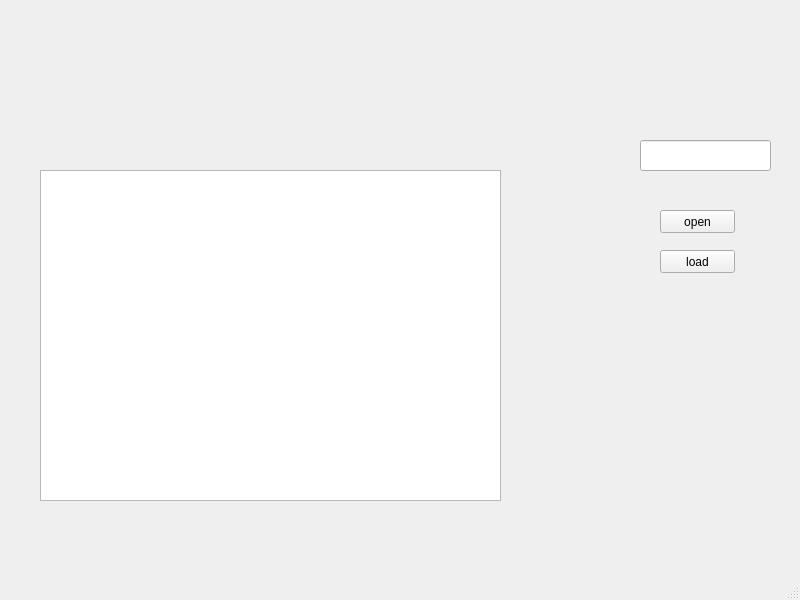
Old version of the form adminwindow.ui in the repository kzoacn/DS2017.
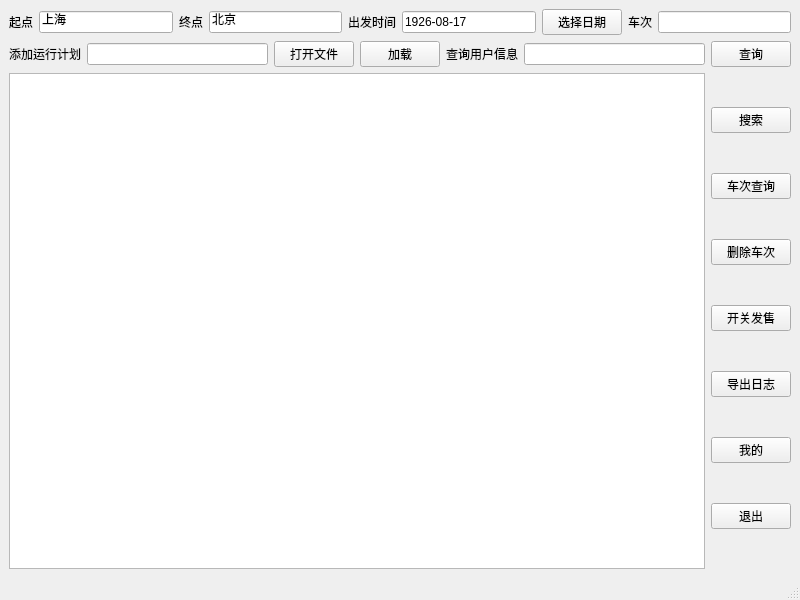
New version of the form.

What changed in the file:
```diff
--- a/adminwindow.ui
+++ b/adminwindow.ui
@@ -14,52 +14,195 @@
    <string>MainWindow</string>
   </property>
   <widget class="QWidget" name="centralwidget">
-   <widget class="QPushButton" name="openCSV">
-    <property name="geometry">
-     <rect>
-      <x>660</x>
-      <y>210</y>
-      <width>75</width>
-      <height>23</height>
-     </rect>
-    </property>
-    <property name="text">
-     <string>open</string>
-    </property>
-   </widget>
-   <widget class="QTextBrowser" name="textBrowser">
-    <property name="geometry">
-     <rect>
-      <x>40</x>
-      <y>170</y>
-      <width>461</width>
-      <height>331</height>
-     </rect>
-    </property>
-   </widget>
-   <widget class="QLineEdit" name="CSVPath">
-    <property name="geometry">
-     <rect>
-      <x>640</x>
-      <y>140</y>
-      <width>131</width>
-      <height>31</height>
-     </rect>
-    </property>
-   </widget>
-   <widget class="QPushButton" name="load">
-    <property name="geometry">
-     <rect>
-      <x>660</x>
-      <y>250</y>
-      <width>75</width>
-      <height>23</height>
-     </rect>
-    </property>
-    <property name="text">
-     <string>load</string>
-    </property>
-   </widget>
+   <layout class="QGridLayout" name="gridLayout_3">
+    <item row="0" column="0" colspan="2">
+     <layout class="QHBoxLayout" name="horizontalLayout_4">
+      <item>
+       <widget class="QLabel" name="label_7">
+        <property name="text">
+         <string>起点</string>
+        </property>
+       </widget>
+      </item>
+      <item>
+       <widget class="QLineEdit" name="start_2">
+        <property name="text">
+         <string>上海</string>
+        </property>
+       </widget>
+      </item>
+      <item>
+       <widget class="QLabel" name="label_8">
+        <property name="text">
+         <string>终点</string>
+        </property>
+       </widget>
+      </item>
+      <item>
+       <widget class="QLineEdit" name="target_2">
+        <property name="text">
+         <string>北京</string>
+        </property>
+       </widget>
+      </item>
+      <item>
+       <widget class="QLabel" name="label_9">
+        <property name="text">
+         <string>出发时间</string>
+        </property>
+       </widget>
+      </item>
+      <item>
+       <widget class="QLineEdit" name="date_2">
+        <property name="text">
+         <string>1926-08-17</string>
+        </property>
+       </widget>
+      </item>
+      <item>
+       <widget class="QPushButton" name="pushButton_7">
+        <property name="text">
+         <string>选择日期</string>
+        </property>
+       </widget>
+      </item>
+      <item>
+       <widget class="QLabel" name="label_10">
+        <property name="text">
+         <string>车次</string>
+        </property>
+       </widget>
+      </item>
+      <item>
+       <widget class="QLineEdit" name="train_number_2"/>
+      </item>
+     </layout>
+    </item>
+    <item row="1" column="0" colspan="2">
+     <layout class="QHBoxLayout" name="horizontalLayout_2">
+      <item>
+       <widget class="QLabel" name="label">
+        <property name="text">
+         <string>添加运行计划</string>
+        </property>
+       </widget>
+      </item>
+      <item>
+       <widget class="QLineEdit" name="CSVPath"/>
+      </item>
+      <item>
+       <widget class="QPushButton" name="openCSV">
+        <property name="text">
+         <string>打开文件</string>
+        </property>
+       </widget>
+      </item>
+      <item>
+       <widget class="QPushButton" name="load">
+        <property name="text">
+         <string>加载</string>
+        </property>
+       </widget>
+      </item>
+      <item>
+       <widget class="QLabel" name="label_4">
+        <property name="text">
+         <string>查询用户信息</string>
+        </property>
+       </widget>
+      </item>
+      <item>
+       <widget class="QLineEdit" name="lineEdit"/>
+      </item>
+      <item>
+       <widget class="QPushButton" name="pushButton_10">
+        <property name="text">
+         <string>查询</string>
+        </property>
+       </widget>
+      </item>
+     </layout>
+    </item>
+    <item row="2" column="0">
+     <layout class="QGridLayout" name="gridLayout_2">
+      <item row="0" column="0">
+       <widget class="QTableView" name="tableView_2">
+        <property name="editTriggers">
+         <set>QAbstractItemView::NoEditTriggers</set>
+        </property>
+        <property name="selectionMode">
+         <enum>QAbstractItemView::SingleSelection</enum>
+        </property>
+        <property name="selectionBehavior">
+         <enum>QAbstractItemView::SelectItems</enum>
+        </property>
+        <property name="showGrid">
+         <bool>false</bool>
+        </property>
+        <property name="gridStyle">
+         <enum>Qt::DashLine</enum>
+        </property>
+        <property name="sortingEnabled">
+         <bool>true</bool>
+        </property>
+       </widget>
+      </item>
+     </layout>
+    </item>
+    <item row="2" column="1">
+     <layout class="QVBoxLayout" name="verticalLayout_3">
+      <item>
+       <widget class="QPushButton" name="pushButton_11">
+        <property name="text">
+         <string>搜索</string>
+        </property>
+       </widget>
+      </item>
+      <item>
+       <widget class="QPushButton" name="train_query_2">
+        <property name="text">
+         <string>车次查询</string>
+        </property>
+       </widget>
+      </item>
+      <item>
+       <widget class="QPushButton" name="pushButton_3">
+        <property name="text">
+         <string>删除车次</string>
+        </property>
+       </widget>
+      </item>
+      <item>
+       <widget class="QPushButton" name="pushButton_5">
+        <property name="text">
+         <string>开关发售</string>
+        </property>
+       </widget>
+      </item>
+      <item>
+       <widget class="QPushButton" name="pushButton_8">
+        <property name="text">
+         <string>导出日志</string>
+        </property>
+       </widget>
+      </item>
+      <item>
+       <widget class="QPushButton" name="pushButton_9">
+        <property name="text">
+         <string>我的</string>
+        </property>
+       </widget>
+      </item>
+      <item>
+       <widget class="QPushButton" name="exit">
+        <property name="text">
+         <string>退出</string>
+        </property>
+       </widget>
+      </item>
+     </layout>
+    </item>
+   </layout>
   </widget>
   <widget class="QMenuBar" name="menubar">
    <property name="geometry">
```
Left out of the diff: 19 changed lines with no effect on the pictures.
